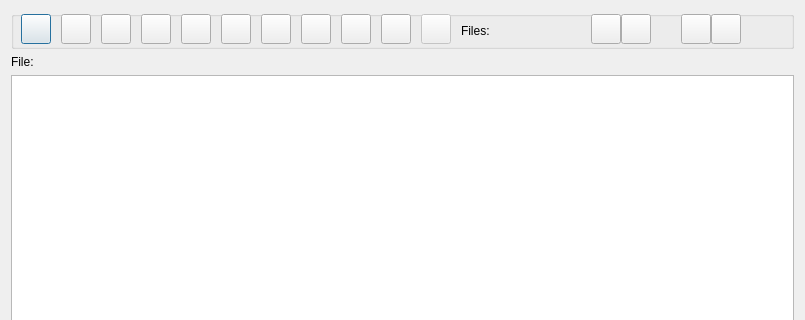
Old version of the form src/GUI_UIs/ui_dialog_manage_files.ui in the repository ccbogel/QualCoder; both pictures show x 0 to 805 and y 0 to 320 of the 805 by 538 pixel window.
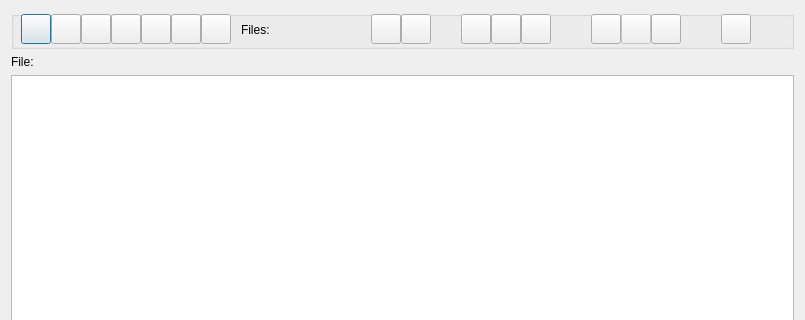
New version of the form.

Commit message: Delete button for table display setting

What changed in the file:
```diff
--- a/src/GUI_UIs/ui_dialog_manage_files.ui
+++ b/src/GUI_UIs/ui_dialog_manage_files.ui
@@ -50,7 +50,7 @@
      <widget class="QPushButton" name="pushButton_create">
       <property name="geometry">
        <rect>
-        <x>130</x>
+        <x>100</x>
         <y>3</y>
         <width>30</width>
         <height>30</height>
@@ -66,7 +66,7 @@
      <widget class="QPushButton" name="pushButton_export">
       <property name="geometry">
        <rect>
-        <x>330</x>
+        <x>390</x>
         <y>3</y>
         <width>30</width>
         <height>30</height>
@@ -84,7 +84,7 @@
      <widget class="QPushButton" name="pushButton_delete">
       <property name="geometry">
        <rect>
-        <x>670</x>
+        <x>640</x>
         <y>3</y>
         <width>30</width>
         <height>30</height>
@@ -100,7 +100,7 @@
      <widget class="QPushButton" name="pushButton_import">
       <property name="geometry">
        <rect>
-        <x>50</x>
+        <x>40</x>
         <y>3</y>
         <width>30</width>
         <height>30</height>
@@ -116,7 +116,7 @@
      <widget class="QPushButton" name="pushButton_add_attribute">
       <property name="geometry">
        <rect>
-        <x>250</x>
+        <x>190</x>
         <y>3</y>
         <width>30</width>
         <height>30</height>
@@ -132,7 +132,7 @@
      <widget class="QPushButton" name="pushButton_link">
       <property name="geometry">
        <rect>
-        <x>90</x>
+        <x>70</x>
         <y>3</y>
         <width>30</width>
         <height>30</height>
@@ -148,7 +148,7 @@
      <widget class="QPushButton" name="pushButton_import_from_linked">
       <property name="geometry">
        <rect>
-        <x>170</x>
+        <x>130</x>
         <y>3</y>
         <width>30</width>
         <height>30</height>
@@ -164,7 +164,7 @@
      <widget class="QPushButton" name="pushButton_export_to_linked">
       <property name="geometry">
        <rect>
-        <x>210</x>
+        <x>160</x>
         <y>3</y>
         <width>30</width>
         <height>30</height>
@@ -181,7 +181,7 @@
      <widget class="QPushButton" name="pushButton_export_attributes">
       <property name="geometry">
        <rect>
-        <x>290</x>
+        <x>360</x>
         <y>3</y>
         <width>30</width>
         <height>30</height>
@@ -197,7 +197,7 @@
      <widget class="QPushButton" name="pushButton_help">
       <property name="geometry">
        <rect>
-        <x>370</x>
+        <x>710</x>
         <y>3</y>
         <width>30</width>
         <height>30</height>
@@ -213,8 +213,8 @@
      <widget class="QLabel" name="label_fcount">
       <property name="geometry">
        <rect>
-        <x>450</x>
-        <y>7</y>
+        <x>230</x>
+        <y>6</y>
         <width>121</width>
         <height>26</height>
        </rect>
@@ -229,7 +229,7 @@
       </property>
       <property name="geometry">
        <rect>
-        <x>410</x>
+        <x>610</x>
         <y>3</y>
         <width>30</width>
         <height>30</height>
@@ -245,7 +245,7 @@
      <widget class="QPushButton" name="pushButton_bulk_rename">
       <property name="geometry">
        <rect>
-        <x>700</x>
+        <x>580</x>
         <y>3</y>
         <width>30</width>
         <height>30</height>
@@ -261,7 +261,7 @@
      <widget class="QPushButton" name="pushButton_display_save">
       <property name="geometry">
        <rect>
-        <x>610</x>
+        <x>480</x>
         <y>3</y>
         <width>30</width>
         <height>30</height>
@@ -277,7 +277,7 @@
      <widget class="QPushButton" name="pushButton_display_load">
       <property name="geometry">
        <rect>
-        <x>580</x>
+        <x>450</x>
         <y>3</y>
         <width>30</width>
         <height>30</height>
@@ -290,6 +290,22 @@
        <string/>
       </property>
      </widget>
+     <widget class="QPushButton" name="pushButton_display_delete">
+      <property name="geometry">
+       <rect>
+        <x>510</x>
+        <y>3</y>
+        <width>30</width>
+        <height>30</height>
+       </rect>
+      </property>
+      <property name="toolTip">
+       <string>Delete saved table display settings. </string>
+      </property>
+      <property name="text">
+       <string/>
+      </property>
+     </widget>
     </widget>
    </item>
    <item row="3" column="0">
```
